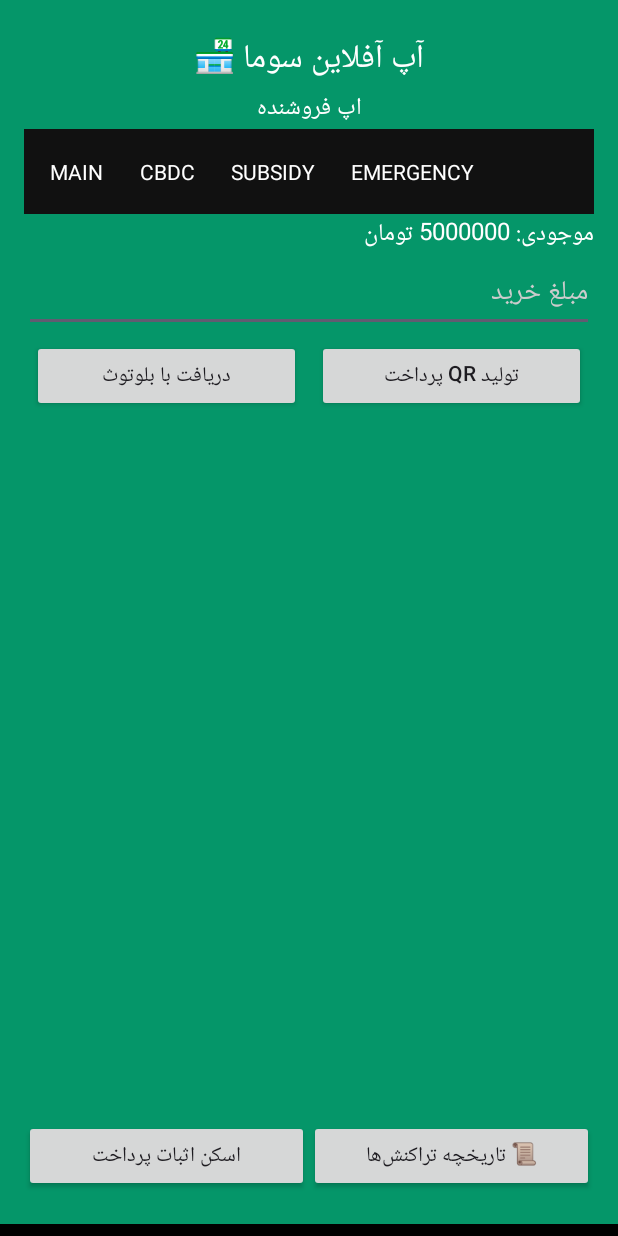
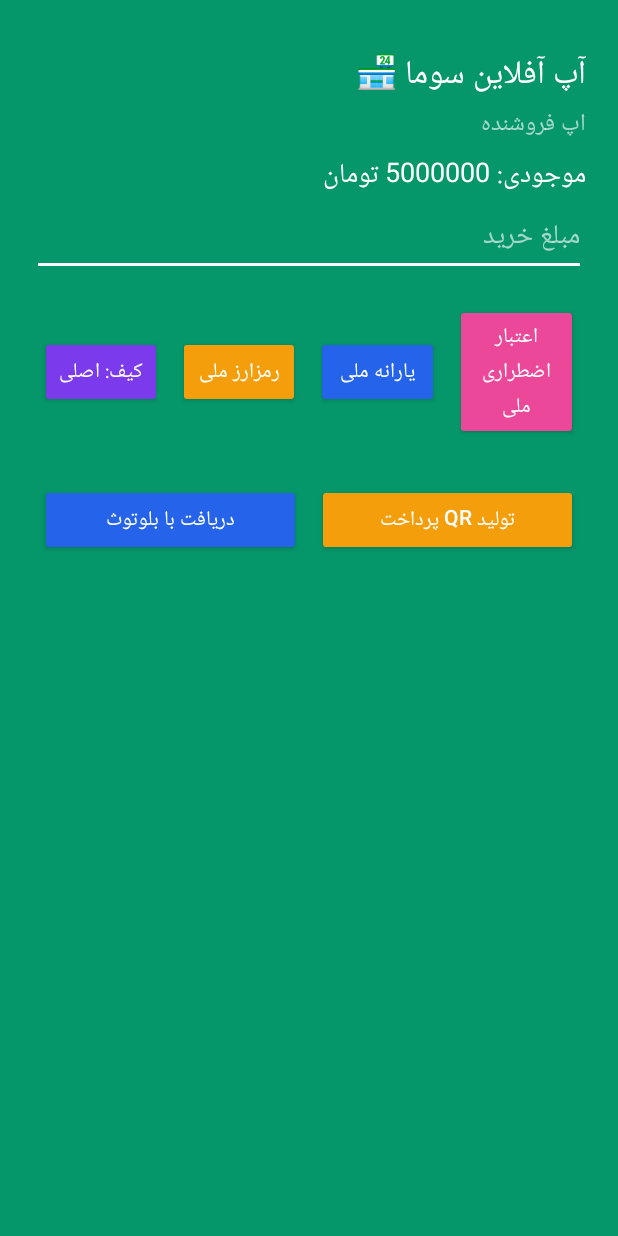
Before and after one commit to foadkaksamandi-blip/app_demo_soma, an Android app built with Jetpack Compose: the screen it shows after launch (MainActivity), after a tap on "دریافت با بلوتوث", on a phone screen of 412 x 824 dp. Run offline under Robolectric (Android 15) with nearby library versions, the phone set to English and light mode, and no system bars.

Commit message:
Update MainActivity.kt

```diff
--- a/merchant-app/src/main/java/com/soma/merchant/MainActivity.kt
+++ b/merchant-app/src/main/java/com/soma/merchant/MainActivity.kt
@@ -1,9 +1,9 @@
 package com.soma.merchant
 
 import android.Manifest
-import android.content.Context
 import android.content.Intent
 import android.content.pm.PackageManager
+import android.content.res.ColorStateList
 import android.graphics.Bitmap
 import android.graphics.Color
 import android.os.Build
@@ -12,20 +12,29 @@ import android.view.Gravity
 import android.view.View
 import android.widget.*
 import androidx.activity.result.contract.ActivityResultContracts
+import androidx.appcompat.app.AppCompatActivity
 import androidx.appcompat.app.AlertDialog
-import androidx.appcompat.app.AppCompatActivity
 import androidx.core.app.ActivityCompat
 import com.google.zxing.BarcodeFormat
+import com.google.zxing.integration.android.IntentIntegrator
 import com.google.zxing.qrcode.QRCodeWriter
-import com.google.zxing.integration.android.IntentIntegrator
 import com.soma.merchant.ble.BlePeripheralService
-import java.text.SimpleDateFormat
-import java.util.*
 
 class MainActivity : AppCompatActivity() {
 
+    // رنگ‌ها
+    private val GreenBg = Color.parseColor("#059669")   // پس‌زمینه‌ی سبز سوما
+    private val BtnPurple = Color.parseColor("#7C3AED") // بنفش شیک
+    private val BtnAmber  = Color.parseColor("#F59E0B") // کهربایی فانتزی
+    private val BtnBlue   = Color.parseColor("#2563EB") // آبی اقیانوسی
+    private val BtnPink   = Color.parseColor("#EC4899") // صورتی نئون
+    private val WhiteText = Color.WHITE
+    private val MutedWhite = Color.argb(160, 255, 255, 255)
+
     private var balance = 5_000_000
 
+    private lateinit var txtTitle1: TextView
+    private lateinit var txtTitle2: TextView
     private lateinit var txtBalance: TextView
     private lateinit var edtAmount: EditText
     private lateinit var btnStartBle: Button
@@ -34,6 +43,11 @@ class MainActivity : AppCompatActivity() {
     private lateinit var btnHistory: Button
     private lateinit var imgQr: ImageView
 
+    private lateinit var btnWalletMain: Button
+    private lateinit var btnWalletCBDC: Button
+    private lateinit var btnWalletSubsidy: Button
+    private lateinit var btnWalletEmergency: Button
+
     private val permsLauncher = registerForActivityResult(
         ActivityResultContracts.RequestMultiplePermissions()
     ) { /* no-op */ }
@@ -41,171 +55,192 @@ class MainActivity : AppCompatActivity() {
     override fun onCreate(savedInstanceState: Bundle?) {
         super.onCreate(savedInstanceState)
 
-        val root = ScrollView(this)
+        val root = ScrollView(this).apply { setBackgroundColor(GreenBg) }
         val wrap = LinearLayout(this).apply {
             orientation = LinearLayout.VERTICAL
-            setPadding(24, 32, 24, 32)
+            setPadding(32, 48, 32, 48)
             gravity = Gravity.CENTER_HORIZONTAL
-            setBackgroundColor(Color.parseColor("#059669")) // سبز قفل‌شده
         }
         root.addView(wrap)
 
-        val title = TextView(this).apply { text="آپ آفلاین سوما 🏪"; textSize=22f; setTextColor(Color.WHITE); gravity=Gravity.CENTER }
-        val subtitle = TextView(this).apply { text="اپ فروشنده"; textSize=16f; setTextColor(Color.WHITE); gravity=Gravity.CENTER }
-        wrap.addView(title); wrap.addView(subtitle)
+        txtTitle1 = TextView(this).apply {
+            text = "آپ آفلاین سوما 🏪"
+            textSize = 22f
+            setTextColor(WhiteText)
+        }
+        txtTitle2 = TextView(this).apply {
+            text = "اپ فروشنده"
+            textSize = 16f
+            setTextColor(MutedWhite)
+        }
+        txtBalance = TextView(this).apply {
+            text = "موجودی: ${balance} تومان"
+            textSize = 18f
+            setTextColor(WhiteText)
+        }
+        edtAmount = EditText(this).apply {
+            hint = "مبلغ خرید"
+            textDirection = View.TEXT_DIRECTION_RTL
+            inputType = android.text.InputType.TYPE_CLASS_NUMBER
+            setTextColor(WhiteText)
+            setHintTextColor(MutedWhite)
+            backgroundTintList = ColorStateList.valueOf(WhiteText)
+        }
 
-        val tabs = LinearLayout(this).apply { orientation = LinearLayout.HORIZONTAL; setPadding(8,16,8,16); setBackgroundColor(Color.parseColor("#111111")) }
-        fun mk(label:String) = TextView(this).apply { text=label; setTextColor(Color.WHITE); setPadding(18,12,18,12) }
-        tabs.addView(mk("MAIN")); tabs.addView(mk("CBDC")); tabs.addView(mk("SUBSIDY")); tabs.addView(mk("EMERGENCY"))
-        wrap.addView(tabs)
+        // دکمه‌های کیف‌ها
+        val rowWallets = LinearLayout(this).apply {
+            orientation = LinearLayout.HORIZONTAL
+            gravity = Gravity.CENTER
+        }
+        btnWalletMain = fancyBtn("کیف: اصلی", BtnPurple)
+        btnWalletCBDC = fancyBtn("رمزارز ملی", BtnAmber)
+        btnWalletSubsidy = fancyBtn("یارانه ملی", BtnBlue)
+        btnWalletEmergency = fancyBtn("اعتبار اضطراری ملی", BtnPink)
+        rowWallets.addView(btnWalletMain, lpWeight())
+        rowWallets.addView(btnWalletCBDC, lpWeight())
+        rowWallets.addView(btnWalletSubsidy, lpWeight())
+        rowWallets.addView(btnWalletEmergency, lpWeight())
 
-        txtBalance = TextView(this).apply { text = "موجودی: $balance تومان"; setTextColor(Color.WHITE); textSize=16f }
-        wrap.addView(txtBalance)
-
-        edtAmount = EditText(this).apply { hint="مبلغ خرید"; setHintTextColor(Color.LTGRAY); setTextColor(Color.WHITE); inputType = android.text.InputType.TYPE_CLASS_NUMBER; textDirection = View.TEXT_DIRECTION_RTL }
-        wrap.addView(edtAmount, LinearLayout.LayoutParams(LinearLayout.LayoutParams.MATCH_PARENT, LinearLayout.LayoutParams.WRAP_CONTENT))
-
-        val row = LinearLayout(this).apply { orientation = LinearLayout.HORIZONTAL; gravity = Gravity.CENTER }
-        btnStartBle = Button(this).apply { text="دریافت با بلوتوث" }
-        btnGenQr = Button(this).apply { text="تولید QR پرداخت" }
-        row.addView(btnStartBle, LinearLayout.LayoutParams(0, LinearLayout.LayoutParams.WRAP_CONTENT, 1f).apply { setMargins(8,8,8,8) })
-        row.addView(btnGenQr, LinearLayout.LayoutParams(0, LinearLayout.LayoutParams.WRAP_CONTENT, 1f).apply { setMargins(8,8,8,8) })
-        wrap.addView(row)
+        // دکمه‌های عملکرد
+        val row1 = LinearLayout(this).apply {
+            orientation = LinearLayout.HORIZONTAL
+            gravity = Gravity.CENTER
+        }
+        btnStartBle = fancyBtn("دریافت با بلوتوث", BtnBlue)
+        btnGenQr = fancyBtn("تولید QR پرداخت", BtnAmber)
+        row1.addView(btnStartBle, lpWeight())
+        row1.addView(btnGenQr, lpWeight())
 
         imgQr = ImageView(this).apply { adjustViewBounds = true }
+
+        val row2 = LinearLayout(this).apply {
+            orientation = LinearLayout.HORIZONTAL
+            gravity = Gravity.CENTER
+        }
+        btnScanProof = fancyBtn("اسکن اثبات پرداخت", BtnPurple)
+        btnHistory = fancyBtn("📜 تاریخچه تراکنش‌ها", BtnPink)
+        row2.addView(btnScanProof, lpWeight())
+        row2.addView(btnHistory, lpWeight())
+
+        wrap.addView(txtTitle1)
+        wrap.addView(txtTitle2)
+        wrap.addView(spacer(8))
+        wrap.addView(txtBalance)
+        wrap.addView(edtAmount, LinearLayout.LayoutParams(LinearLayout.LayoutParams.MATCH_PARENT, LinearLayout.LayoutParams.WRAP_CONTENT))
+        wrap.addView(spacer(12))
+        wrap.addView(rowWallets)
+        wrap.addView(spacer(12))
+        wrap.addView(row1)
+        wrap.addView(spacer(16))
         wrap.addView(imgQr, LinearLayout.LayoutParams(LinearLayout.LayoutParams.MATCH_PARENT, 700))
-
-        val row2 = LinearLayout(this).apply { orientation = LinearLayout.HORIZONTAL }
-        btnScanProof = Button(this).apply { text="اسکن اثبات پرداخت" }
-        btnHistory = Button(this).apply { text="📜 تاریخچه تراکنش‌ها" }
-        row2.addView(btnScanProof, LinearLayout.LayoutParams(0, LinearLayout.LayoutParams.WRAP_CONTENT, 1f))
-        row2.addView(btnHistory, LinearLayout.LayoutParams(0, LinearLayout.LayoutParams.WRAP_CONTENT, 1f))
+        wrap.addView(spacer(12))
         wrap.addView(row2)
 
         setContentView(root)
 
-        btnGenQr.setOnClickListener { generateInvoiceQr() }
-        btnStartBle.setOnClickListener { startBleService() }
-        btnScanProof.setOnClickListener { scanProof() }
-        btnHistory.setOnClickListener { showHistoryDialog() }
+        // رویدادها
+        btnStartBle.setOnClickListener { startBleReceive() }
+        btnGenQr.setOnClickListener {
+            val amt = edtAmount.text.toString().toLongOrNull() ?: 0L
+            if (amt <= 0) { toast("مبلغ خرید را صحیح وارد کنید"); return@setOnClickListener }
+            val payload = "INVOICE:$amt"
+            imgQr.setImageBitmap(makeQr(payload))
+            toast("QR پرداخت تولید شد")
+        }
+        btnScanProof.setOnClickListener { requestCameraPermissionThenScan() }
+        btnHistory.setOnClickListener {
+            AlertDialog.Builder(this)
+                .setTitle("تاریخچه تراکنش‌ها")
+                .setMessage("در این نسخهٔ دمو، تاریخچهٔ کامل ساده‌سازی شده است.\nموجودی فعلی: $balance تومان")
+                .setPositiveButton("بستن", null)
+                .show()
+        }
 
         requestBasicPermissions()
     }
 
-    private fun generateInvoiceQr() {
-        val amt = edtAmount.text.toString().toLongOrNull() ?: 0L
-        if (amt <= 0) { toast("مبلغ را صحیح وارد کنید"); return }
-        val payload = "INVOICE:$amt"
-        imgQr.setImageBitmap(makeQr(payload))
-        toast("QR فاکتور تولید شد")
+    // ساخت دکمه فانتزی
+    private fun fancyBtn(title: String, bg: Int): Button =
+        Button(this).apply {
+            text = title
+            setAllCaps(false)
+            setTextColor(WhiteText)
+            backgroundTintList = ColorStateList.valueOf(bg)
+        }
+
+    private fun lpWeight(): LinearLayout.LayoutParams =
+        LinearLayout.LayoutParams(0, LinearLayout.LayoutParams.WRAP_CONTENT, 1f).apply { setMargins(8,16,8,16) }
+
+    private fun spacer(h: Int): View = Space(this).apply { minimumHeight = h }
+
+    // ---------- BLE ----------
+    private fun startBleReceive() {
+        val needed = mutableListOf<String>()
+        if (ActivityCompat.checkSelfPermission(this, Manifest.permission.BLUETOOTH_ADVERTISE) != PackageManager.PERMISSION_GRANTED)
+            needed += Manifest.permission.BLUETOOTH_ADVERTISE
+        if (ActivityCompat.checkSelfPermission(this, Manifest.permission.BLUETOOTH_SCAN) != PackageManager.PERMISSION_GRANTED)
+            needed += Manifest.permission.BLUETOOTH_SCAN
+        if (ActivityCompat.checkSelfPermission(this, Manifest.permission.BLUETOOTH_CONNECT) != PackageManager.PERMISSION_GRANTED)
+            needed += Manifest.permission.BLUETOOTH_CONNECT
+
+        if (needed.isNotEmpty()) { permsLauncher.launch(needed.toTypedArray()); return }
+
+        val i = Intent(this, BlePeripheralService::class.java)
+        if (Build.VERSION.SDK_INT >= Build.VERSION_CODES.O) startForegroundService(i) else startService(i)
+        toast("در حالت دریافت بلوتوث قرار گرفت")
     }
 
-    private fun scanProof() {
+    // ---------- QR ----------
+    private fun requestCameraPermissionThenScan() {
         if (ActivityCompat.checkSelfPermission(this, Manifest.permission.CAMERA) != PackageManager.PERMISSION_GRANTED) {
             permsLauncher.launch(arrayOf(Manifest.permission.CAMERA)); return
         }
         IntentIntegrator(this).apply {
-            setPrompt("اسکن اثبات پرداخت مشتری...")
+            setPrompt("اسکن QR مشتری...")
             setBeepEnabled(false)
-            setOrientationLocked(false)
+            setOrientationLocked(true)
             initiateScan()
         }
     }
 
     override fun onActivityResult(requestCode: Int, resultCode: Int, data: Intent?) {
         val res = IntentIntegrator.parseActivityResult(requestCode, resultCode, data)
-        if (res != null && res.contents != null) {
-            handleProof(res.contents)
-            return
-        }
+        if (res != null && res.contents != null) { handleScannedQr(res.contents); return }
         super.onActivityResult(requestCode, resultCode, data)
     }
 
-    private fun handleProof(text: String) {
-        if (!text.startsWith("PAY:")) { toast("QR نامعتبر"); return }
-        val amt = text.removePrefix("PAY:").toLongOrNull() ?: 0L
-        if (amt <= 0) { toast("QR نامعتبر"); return }
-        balance += amt.toInt()
-        txtBalance.text = "موجودی: $balance تومان"
-        saveTxHistory("QR_RECEIVE", amt)
-        toast("دریافت ثبت شد (+$amt)")
+    private fun handleScannedQr(text: String) {
+        if (text.startsWith("PAY:")) {
+            val amt = text.removePrefix("PAY:").toLongOrNull() ?: 0L
+            if (amt > 0) {
+                balance += amt.toInt()
+                txtBalance.text = "موجودی: ${balance} تومان"
+                toast("پرداخت ثبت شد (+$amt)")
+            } else toast("QR نامعتبر (مبلغ)")
+        } else toast("QR نامعتبر")
     }
 
-    private fun startBleService() {
-        // درخواست مجوزها
-        val needed = mutableListOf<String>()
-        if (ActivityCompat.checkSelfPermission(this, Manifest.permission.BLUETOOTH_ADVERTISE) != PackageManager.PERMISSION_GRANTED) needed += Manifest.permission.BLUETOOTH_ADVERTISE
-        if (ActivityCompat.checkSelfPermission(this, Manifest.permission.BLUETOOTH_CONNECT) != PackageManager.PERMISSION_GRANTED) needed += Manifest.permission.BLUETOOTH_CONNECT
-        if (needed.isNotEmpty()) { permsLauncher.launch(needed.toTypedArray()); return }
-        // start service
-        val i = Intent(this, BlePeripheralService::class.java)
-        if (Build.VERSION.SDK_INT >= Build.VERSION_CODES.O) startForegroundService(i) else startService(i)
-        toast("حالت انتظار بلوتوث فعال شد")
-    }
-
-    // QR generator utility
+    // ---------- Utils ----------
     private fun makeQr(data: String): Bitmap {
-        val size=640
+        val size = 720
         val bits = QRCodeWriter().encode(data, BarcodeFormat.QR_CODE, size, size)
         val bmp = Bitmap.createBitmap(size, size, Bitmap.Config.RGB_565)
-        for (x in 0 until size) for (y in 0 until size) bmp.setPixel(x, y, if (bits[x,y]) Color.BLACK else Color.WHITE)
+        for (x in 0 until size) for (y in 0 until size) {
+            bmp.setPixel(x, y, if (bits[x, y]) Color.BLACK else Color.WHITE)
+        }
         return bmp
     }
 
     private fun requestBasicPermissions() {
         val list = mutableListOf<String>()
-        if (ActivityCompat.checkSelfPermission(this, Manifest.permission.CAMERA) != PackageManager.PERMISSION_GRANTED) list += Manifest.permission.CAMERA
-        if (ActivityCompat.checkSelfPermission(this, Manifest.permission.BLUETOOTH_ADVERTISE) != PackageManager.PERMISSION_GRANTED) list += Manifest.permission.BLUETOOTH_ADVERTISE
-        if (ActivityCompat.checkSelfPermission(this, Manifest.permission.BLUETOOTH_CONNECT) != PackageManager.PERMISSION_GRANTED) list += Manifest.permission.BLUETOOTH_CONNECT
+        if (ActivityCompat.checkSelfPermission(this, Manifest.permission.CAMERA) != PackageManager.PERMISSION_GRANTED)
+            list += Manifest.permission.CAMERA
+        if (ActivityCompat.checkSelfPermission(this, Manifest.permission.BLUETOOTH_SCAN) != PackageManager.PERMISSION_GRANTED)
+            list += Manifest.permission.BLUETOOTH_SCAN
+        if (ActivityCompat.checkSelfPermission(this, Manifest.permission.BLUETOOTH_CONNECT) != PackageManager.PERMISSION_GRANTED)
+            list += Manifest.permission.BLUETOOTH_CONNECT
         if (list.isNotEmpty()) permsLauncher.launch(list.toTypedArray())
     }
 
-    private fun saveTxHistory(type:String, amount:Long) {
-        val prefs = getSharedPreferences("soma_demo", Context.MODE_PRIVATE)
-        val existing = prefs.getString("history", "") ?: ""
-        val now = jalaliNow()
-        val entry = "$now|$type|$amount"
-        val updated = if (existing.isEmpty()) entry else "$existing;;$entry"
-        prefs.edit().putString("history", updated).apply()
-    }
-    private fun loadTxHistory(): List<String> {
-        val prefs = getSharedPreferences("soma_demo", Context.MODE_PRIVATE)
-        val s = prefs.getString("history", "") ?: ""
-        if (s.isEmpty()) return emptyList()
-        return s.split(";;")
-    }
-    private fun showHistoryDialog() {
-        val items = loadTxHistory().reversed()
-        val msg = if (items.isEmpty()) "هیچ تراکنشی وجود ندارد" else items.joinToString("\n") { it }
-        AlertDialog.Builder(this).setTitle("تاریخچه تراکنش‌ها").setMessage(msg).setPositiveButton("بستن", null).show()
-    }
-
-    private fun toast(s:String) = Toast.makeText(this, s, Toast.LENGTH_SHORT).show()
-
-    private fun jalaliNow(): String {
-        val g = Calendar.getInstance()
-        val gy = g.get(Calendar.YEAR); val gm = g.get(Calendar.MONTH)+1; val gd = g.get(Calendar.DAY_OF_MONTH)
-        val time = SimpleDateFormat("HH:mm", Locale.getDefault()).format(Date())
-        val j = gregorianToJalali(gy, gm, gd)
-        return "${j[0]}/${"%02d".format(j[1])}/${"%02d".format(j[2])} $time"
-    }
-    private fun gregorianToJalali(gy:Int, gm:Int, gd:Int): IntArray {
-        val g_d_m = intArrayOf(0,31,59,90,120,151,181,212,243,273,304,334)
-        var jy:Int; var jm:Int; var jd:Int
-        var gy2=gy-1600; var gm2=gm-1; var gd2=gd-1
-        var g_day_no = 365*gy2 + (gy2+3)/4 - (gy2+99)/100 + (gy2+399)/400
-        g_day_no += g_d_m[gm2] + gd2
-        if (gm2>1 && ((gy%4==0 && gy%100!=0) || (gy%400==0))) g_day_no++
-        var j_day_no = g_day_no - 79
-        val j_np = j_day_no/12053
-        j_day_no %= 12053
-        jy = 979 + 33*j_np + 4*(j_day_no/1461)
-        j_day_no %= 1461
-        if (j_day_no>=366) { jy += (j_day_no-366)/365; j_day_no = (j_day_no-366)%365 }
-        val j_month_days = intArrayOf(31,31,31,31,31,31,30,30,30,30,30,29)
-        var i=0
-        while (i<11 && j_day_no>=j_month_days[i]) { j_day_no -= j_month_days[i]; i++ }
-        jm = i+1; jd = j_day_no+1
-        return intArrayOf(jy,jm,jd)
-    }
+    private fun toast(msg: String) = Toast.makeText(this, msg, Toast.LENGTH_SHORT).show()
 }
```
